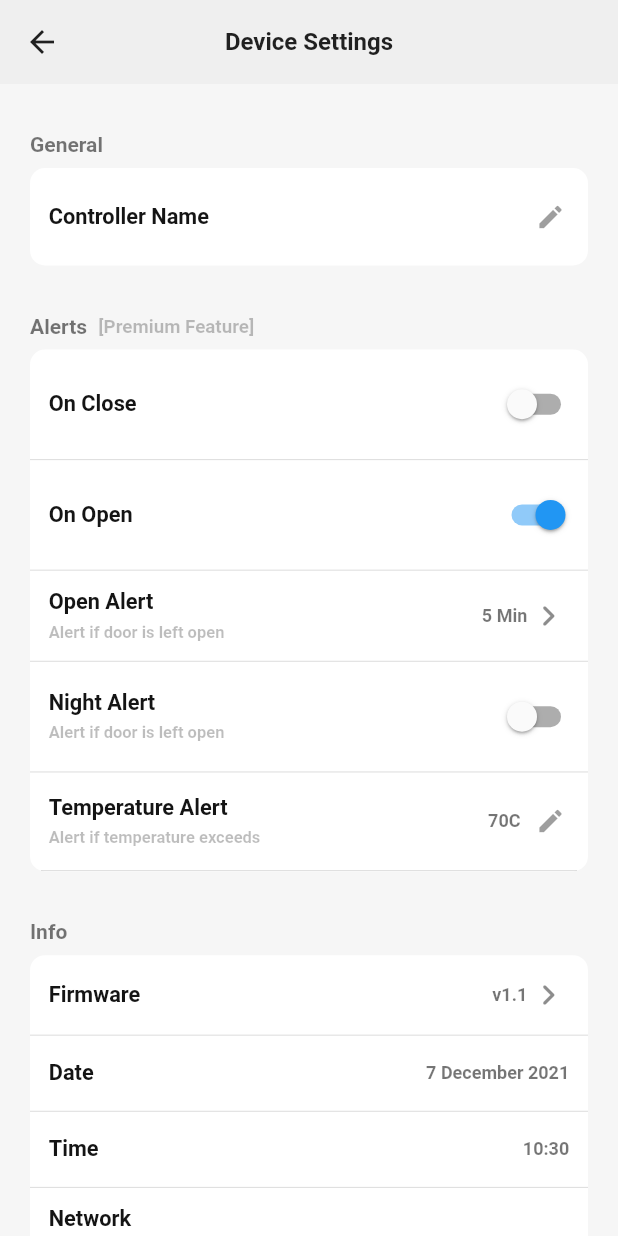
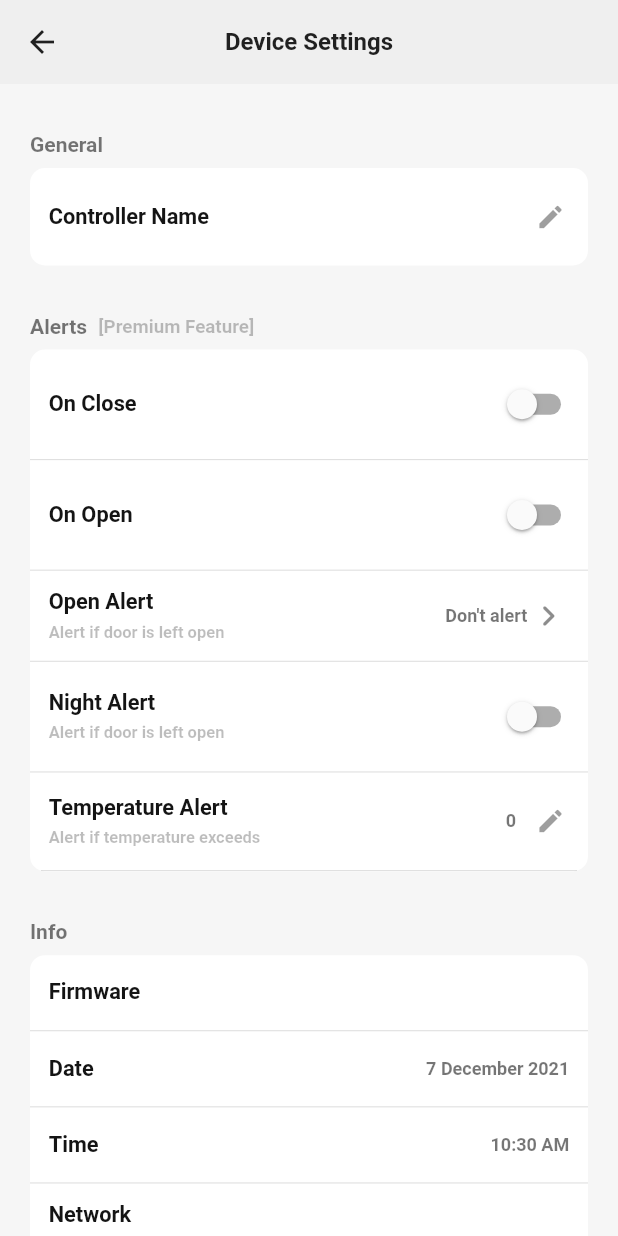
Before and after one commit to awaishassan43/2x-Gate-Controller-App, a Flutter app: the DeviceScreen screen opened directly with empty values, after a tap on "Settings", on a phone screen of 412 x 824 dp. Run offline on Flutter 3.47's test engine with Material 2 defaults, Android fonts, the phone set to English and light mode, and no system bars; our stand-ins replace cloud_firestore, connectivity_plus, country_picker, firebase_auth, firebase_core, google_fonts and 2 more; missing offline and left inert: wifi_iot; accounts and stored records are empty.

Commit message:
Added a bunch of stuff

```diff
--- a/lib/models/device.model.dart
+++ b/lib/models/device.model.dart
@@ -11,12 +11,12 @@ class Device {
   final int onCloseAlert;
   final int remainedOpenAlert;
   final bool nightAlert;
-  final int temperatureAlert;
-  final String firmware;
-  final String networkStrength;
-  final String macID;
-  final String ipAddress;
-  final Stream<DocumentSnapshot<Map<String, dynamic>>>? stream;
+  final int? temperatureAlert;
+  final String? firmware;
+  final String? networkStrength;
+  final String? macID;
+  final String? ipAddress;
+  final DocumentReference<Map<String, dynamic>>? deviceRef;
 
   const Device({
     required this.id,
@@ -28,19 +28,19 @@ class Device {
     required this.onCloseAlert,
     required this.remainedOpenAlert,
     required this.nightAlert,
-    required this.temperatureAlert,
-    required this.firmware,
-    required this.networkStrength,
-    required this.macID,
-    required this.ipAddress,
-    this.stream,
+    this.temperatureAlert,
+    this.firmware,
+    this.networkStrength,
+    this.macID,
+    this.ipAddress,
+    this.deviceRef,
   });
 
   /// It is important to note that we could have accessed the temperature and humidity as doubles
   /// however, the conversion of data object to map sometimes convers the whole values to integers
   /// and can cause the app to crash cause direct type casting from int to double doesn't work
   /// so changing based on the runtime type
-  factory Device.fromMap(Map<String, dynamic> data, {Stream<DocumentSnapshot<Map<String, dynamic>>>? stream}) {
+  factory Device.fromMap(Map<String, dynamic> data, {DocumentReference<Map<String, dynamic>>? ref}) {
     final dynamic temperature = data['temperature'];
     final dynamic humidity = data['humidity'];
 
@@ -59,7 +59,7 @@ class Device {
       networkStrength: data['networkStrength'],
       macID: data['macID'],
       ipAddress: data['ipAddress'],
-      stream: stream,
+      deviceRef: ref,
     );
   }
 
--- a/lib/screens/device/device.screen.dart
+++ b/lib/screens/device/device.screen.dart
@@ -1,10 +1,14 @@
+import 'package:cloud_firestore/cloud_firestore.dart';
 import 'package:flutter/material.dart';
+import 'package:iot/components/error.component.dart';
 import 'package:iot/components/largeButton.component.dart';
+import 'package:iot/controllers/user.controller.dart';
 import 'package:iot/enum/route.enum.dart';
 import 'package:iot/models/device.model.dart';
 import 'package:iot/screens/device/components/item.component.dart';
 import 'package:iot/screens/device/components/sensor.component.dart';
 import 'package:iot/models/relay.model.dart';
+import 'package:provider/provider.dart';
 
 class DeviceScreen extends StatelessWidget {
   final Device device;
@@ -15,14 +19,9 @@ class DeviceScreen extends StatelessWidget {
 
   @override
   Widget build(BuildContext context) {
-    final String temperature = device.temperature == null ? '...' : device.temperature!.round().toString();
-    final String humidity = device.humidity == null ? '...' : device.humidity!.toStringAsFixed(1);
-    final String deviceName = device.name;
-    final List<Relay> relays = device.relays;
-
     return Scaffold(
       appBar: AppBar(
-        title: Text(deviceName),
+        title: Text(device.name),
         centerTitle: true,
       ),
       body: Column(
@@ -31,7 +30,27 @@ class DeviceScreen extends StatelessWidget {
            * Scrollable area
            */
           Expanded(
-            child: SingleChildScrollView(
+            child: StreamBuilder<DocumentSnapshot<Map<String, dynamic>>>(
+                stream: device.deviceRef!.snapshots(),
+                builder: (context, snapshot) {
+                  if (snapshot.hasError || snapshot.error != null) {
+                    return ErrorMessage(message: snapshot.error.toString());
+                  }
+
+                  Device tempDevice = device;
+
+                  if (snapshot.data != null) {
+                    final Map<String, dynamic> streamData = snapshot.data!.data() as Map<String, dynamic>;
+                    streamData['id'] = tempDevice.id;
+
+                    tempDevice = Device.fromMap(streamData, ref: tempDevice.deviceRef);
+                  }
+
+                  final String temperature = tempDevice.temperature == null ? '...' : tempDevice.temperature!.round().toString();
+                  final String humidity = tempDevice.humidity == null ? '...' : tempDevice.humidity!.toStringAsFixed(1);
+                  final List<Relay> relays = tempDevice.relays;
+
+                  return SingleChildScrollView(
                     child: Padding(
                       padding: const EdgeInsets.all(20),
                       child: Column(
@@ -43,7 +62,7 @@ class DeviceScreen extends StatelessWidget {
                                 sensorName: "Temperature",
                                 value: temperature,
                                 showDegrees: true,
-                          unit: "C",
+                                unit: Provider.of<UserController>(context, listen: false).profile!.temperatureUnit,
                                 icon: 'assets/icons/temp.png',
                               ),
                               const SizedBox(width: 10),
@@ -75,7 +94,8 @@ class DeviceScreen extends StatelessWidget {
                         ],
                       ),
                     ),
-            ),
+                  );
+                }),
           ),
           /**
            * End of scrollable area
--- a/lib/screens/settings/device.screen.dart
+++ b/lib/screens/settings/device.screen.dart
@@ -1,7 +1,11 @@
+import 'package:cloud_firestore/cloud_firestore.dart';
 import 'package:flutter/material.dart';
+import 'package:intl/intl.dart';
 import 'package:iot/components/button.component.dart';
+import 'package:iot/components/error.component.dart';
 import 'package:iot/components/loader.component.dart';
 import 'package:iot/controllers/device.controller.dart';
+import 'package:iot/controllers/user.controller.dart';
 import 'package:iot/models/device.model.dart';
 import 'package:iot/screens/selector/selector.screen.dart';
 import 'package:iot/util/extensions.util.dart';
@@ -42,7 +46,23 @@ class _DeviceSettingsState extends State<DeviceSettings> {
       ),
       body: Stack(
         children: [
-          SingleChildScrollView(
+          StreamBuilder<DocumentSnapshot<Map<String, dynamic>>>(
+              stream: widget.device.deviceRef!.snapshots(),
+              builder: (context, snapshot) {
+                if (snapshot.hasError || snapshot.error != null) {
+                  return ErrorMessage(message: snapshot.error.toString());
+                }
+
+                Device device = widget.device;
+
+                if (snapshot.data != null) {
+                  final Map<String, dynamic> streamData = snapshot.data!.data() as Map<String, dynamic>;
+                  streamData['id'] = device.id;
+
+                  device = Device.fromMap(streamData, ref: device.deviceRef);
+                }
+
+                return SingleChildScrollView(
                   padding: const EdgeInsets.all(20),
                   child: Column(
                     crossAxisAlignment: CrossAxisAlignment.stretch,
@@ -52,13 +72,13 @@ class _DeviceSettingsState extends State<DeviceSettings> {
                         children: [
                           SectionItem(
                             title: "Controller Name",
-                      trailingText: widget.device.name,
+                            trailingText: device.name,
                             onEdit: (String value) {},
                             showSeparator: false,
                           ),
                         ],
                       ),
-                ...widget.device.relays
+                      ...device.relays
                           .map(
                             (relay) => Section(
                               header: "Relay 1",
@@ -139,7 +159,7 @@ class _DeviceSettingsState extends State<DeviceSettings> {
                             title: "On Close",
                             trailing: Switch(
                               onChanged: (value) {},
-                        value: false,
+                              value: device.onCloseAlert != 0,
                             ),
                             onTap: () {},
                           ),
@@ -147,14 +167,15 @@ class _DeviceSettingsState extends State<DeviceSettings> {
                             title: "On Open",
                             trailing: Switch(
                               onChanged: (value) {},
-                        value: true,
+                              value: device.onOpenAlert != 0,
                             ),
                             onTap: () {},
                           ),
                           SectionItem(
                             title: "Open Alert",
                             subtitleText: "Alert if door is left open",
-                      trailingText: "5 Min",
+                            trailingText:
+                                device.remainedOpenAlert <= 0 ? "Don't alert" : '${(device.remainedOpenAlert / 60).toStringAsFixed(1)} minutes',
                             showChevron: true,
                             onTap: () {},
                           ),
@@ -164,13 +185,15 @@ class _DeviceSettingsState extends State<DeviceSettings> {
                             onTap: () {},
                             trailing: Switch(
                               onChanged: (value) {},
-                        value: false,
+                              value: device.nightAlert,
                             ),
                           ),
                           SectionItem(
                             title: "Temperature Alert",
                             subtitleText: "Alert if temperature exceeds",
-                      trailingText: "70C",
+                            trailingText: device.temperatureAlert == null
+                                ? "Don't alert"
+                                : '${device.temperatureAlert.toString()} ${Provider.of<UserController>(context, listen: false).profile!.temperatureUnit}',
                             onEdit: (String value) {},
                           ),
                         ],
@@ -181,8 +204,7 @@ class _DeviceSettingsState extends State<DeviceSettings> {
                           SectionItem(
                             title: "Firmware",
                             onTap: () {},
-                      trailingText: "v1.1",
-                      showChevron: true,
+                            trailingText: device.firmware ?? '...',
                           ),
                           SectionItem(
                             title: "Date",
@@ -190,7 +212,9 @@ class _DeviceSettingsState extends State<DeviceSettings> {
                           ),
                           SectionItem(
                             title: "Time",
-                      trailingText: "${today.hour}:${today.minute}",
+                            trailingText: Provider.of<UserController>(context, listen: false).profile!.is24Hours
+                                ? DateFormat("HH:mm").format(today)
+                                : DateFormat("hh:mm a").format(today),
                           ),
                           SectionItem(
                             title: "Network",
@@ -198,31 +222,25 @@ class _DeviceSettingsState extends State<DeviceSettings> {
                               children: [
                                 Row(
                                   mainAxisAlignment: MainAxisAlignment.spaceBetween,
-                            children: const [
-                              Text("Strength", style: netTextStyle),
-                              Text("Good", style: netTextStyle),
+                                  children: [
+                                    const Text("Strength", style: netTextStyle),
+                                    Text(device.networkStrength ?? '...', style: netTextStyle),
                                   ],
                                 ),
                                 const SizedBox(height: 3.5),
                                 Row(
                                   mainAxisAlignment: MainAxisAlignment.spaceBetween,
-                            children: const [
-                              Text("Mac ID", style: netTextStyle),
-                              Text("16f4:12gh:1234", style: netTextStyle),
+                                  children: [
+                                    const Text("Mac ID", style: netTextStyle),
+                                    Text(device.macID ?? '...', style: netTextStyle),
                                   ],
                                 ),
                                 const SizedBox(height: 3.5),
                                 Row(
                                   mainAxisAlignment: MainAxisAlignment.spaceBetween,
-                            children: const [
-                              Text(
-                                "IP Address",
-                                style: netTextStyle,
-                              ),
-                              Text(
-                                "192.168.1.1",
-                                style: netTextStyle,
-                              ),
+                                  children: [
+                                    const Text("IP Address", style: netTextStyle),
+                                    Text(device.ipAddress ?? '...', style: netTextStyle),
                                   ],
                                 ),
                               ],
@@ -273,7 +291,7 @@ class _DeviceSettingsState extends State<DeviceSettings> {
                               isLoading = true;
                             });
 
-                      await Provider.of<DeviceController>(context, listen: false).removeDevice(widget.device.id, context);
+                            await Provider.of<DeviceController>(context, listen: false).removeDevice(device.id, context);
                             Navigator.pop(context);
                           } catch (e) {
                             setState(() {
@@ -290,7 +308,8 @@ class _DeviceSettingsState extends State<DeviceSettings> {
                       ),
                     ],
                   ),
-          ),
+                );
+              }),
           if (isLoading) const Loader(),
         ],
       ),
--- a/pubspec.yaml
+++ b/pubspec.yaml
@@ -45,6 +45,7 @@ dependencies:
   wifi_iot: ^0.3.8
   connectivity_plus: ^2.0.3
   location: ^4.3.0
+  intl: ^0.17.0
 
 dev_dependencies:
   flutter_test:
```
Also changed, not shown: lib/controllers/device.controller.dart (+7 -23 lines), lib/screens/add/add.screen.dart (+10 -10 lines), lib/screens/dashboard/dashboard.screen.dart (+16 -8 lines), lib/screens/settings/app.screen.dart (+12 -3 lines), pubspec.lock. Lines whose indentation alone changed are shown as unchanged.
